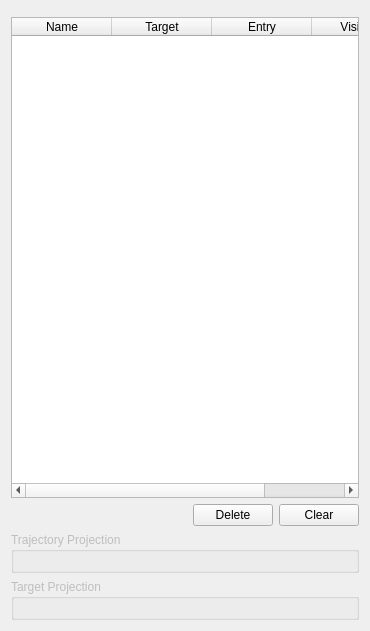
Old version of the form Resources/UI/qSlicerCompathPathManagerWidget.ui in the repository Will-S/VisuaLine.
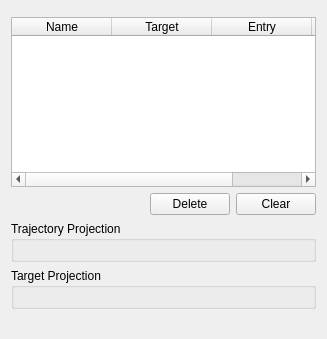
New version of the form. Custom widgets are drawn as their Qt base class.

Commit message: ENH: Replaced QWidget base class by a qSlicerWidget

What changed in the file:
```diff
--- a/Resources/UI/qSlicerCompathPathManagerWidget.ui
+++ b/Resources/UI/qSlicerCompathPathManagerWidget.ui
@@ -6,8 +6,8 @@
    <rect>
     <x>0</x>
     <y>0</y>
-    <width>370</width>
-    <height>631</height>
+    <width>327</width>
+    <height>339</height>
    </rect>
   </property>
   <property name="windowTitle">
@@ -91,10 +91,7 @@
     </layout>
    </item>
    <item>
-    <widget class="QGroupBox" name="PathProjectionGroup">
-     <property name="enabled">
-      <bool>false</bool>
-     </property>
+    <widget class="ctkCollapsibleGroupBox" name="PathProjectionGroup">
      <property name="title">
       <string>Trajectory Projection</string>
      </property>
@@ -110,10 +107,7 @@
     </widget>
    </item>
    <item>
-    <widget class="QGroupBox" name="TargetProjectionGroup">
-     <property name="enabled">
-      <bool>false</bool>
-     </property>
+    <widget class="ctkCollapsibleGroupBox" name="TargetProjectionGroup">
      <property name="title">
       <string>Target Projection</string>
      </property>
@@ -128,6 +122,19 @@
      </layout>
     </widget>
    </item>
+   <item>
+    <spacer name="verticalSpacer">
+     <property name="orientation">
+      <enum>Qt::Vertical</enum>
+     </property>
+     <property name="sizeHint" stdset="0">
+      <size>
+       <width>20</width>
+       <height>40</height>
+      </size>
+     </property>
+    </spacer>
+   </item>
   </layout>
  </widget>
  <customwidgets>
@@ -152,6 +159,18 @@
    <extends>qMRMLWidget</extends>
    <header>qMRMLAnnotationRulerProjectionPropertyWidget.h</header>
   </customwidget>
+  <customwidget>
+   <class>qSlicerWidget</class>
+   <extends>QWidget</extends>
+   <header>qSlicerWidget.h</header>
+   <container>1</container>
+  </customwidget>
+  <customwidget>
+   <class>ctkCollapsibleGroupBox</class>
+   <extends>QGroupBox</extends>
+   <header>ctkCollapsibleGroupBox.h</header>
+   <container>1</container>
+  </customwidget>
  </customwidgets>
  <resources>
   <include location="../qSlicerCompathModule.qrc"/>
```
Left out of the diff: 32 changed lines with no effect on the pictures. The commit also changes 2 other files.
